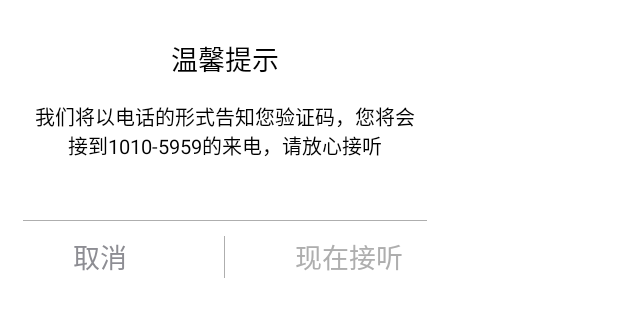
After one commit to ChenBabys/DingdingTimeStatistics, an Android app: the layout dialog_confirm.xml on its own in the app's theme, with its tools: preview values and no code run, on a phone screen of 412 x 824 dp. The commit adds this screen. Shown: the top 317 px of the screen. Run offline under Robolectric (Android 15) with nearby library versions, the light colour scheme and no system bars.

```diff
--- a/app/build.gradle
+++ b/app/build.gradle
@@ -98,4 +98,8 @@ dependencies {
     implementation "androidx.swiperefreshlayout:swiperefreshlayout:1.1.0"
     //腾讯mmkv
     implementation 'com.tencent:mmkv-static:1.2.6'
+    //年月日选择器
+    implementation 'com.contrarywind:Android-PickerView:4.1.9'
+    //弹窗控件
+    implementation 'com.github.goweii:AnyLayer:4.1.4-androidx'
 }
--- a/app/src/main/java/com/chenbabys/dingdingtimestatistics/ui/main/DateEntity.kt
+++ b/app/src/main/java/com/chenbabys/dingdingtimestatistics/ui/main/DateEntity.kt
@@ -15,7 +15,6 @@ data class DateEntity(
     var endTime: String? = null,//下班时间
 
 ) {
-    private val monthAndDayFormat = SimpleDateFormat("MM-dd")
 
     /**
      * 获取星期的格式化
@@ -45,6 +44,7 @@ data class DateEntity(
      * 格式化成mm:dd日期
      */
     fun getFotMatMonthDay(myDate: Date): String {
+        val monthAndDayFormat = SimpleDateFormat("MM-dd")
         return monthAndDayFormat.format(myDate)
     }
 }
--- /dev/null
+++ b/app/src/main/res/drawable/shape_r12_white.xml
@@ -0,0 +1,5 @@
+<?xml version="1.0" encoding="utf-8"?>
+<shape xmlns:android="http://schemas.android.com/apk/res/android">
+    <corners android:radius="12dp"/>
+    <solid android:color="@color/white"/>
+</shape>
--- /dev/null
+++ b/app/src/main/res/layout/dialog_confirm.xml
@@ -0,0 +1,75 @@
+<?xml version="1.0" encoding="utf-8"?>
+<androidx.appcompat.widget.LinearLayoutCompat xmlns:android="http://schemas.android.com/apk/res/android"
+    xmlns:app="http://schemas.android.com/apk/res-auto"
+    android:layout_width="300dp"
+    android:background="@drawable/shape_r12_white"
+    android:layout_height="wrap_content"
+    android:orientation="vertical">
+
+    <TextView
+        android:id="@+id/tv_title"
+        android:layout_width="wrap_content"
+        android:layout_height="wrap_content"
+        android:layout_gravity="center_horizontal"
+        android:layout_marginTop="25dp"
+        android:text="温馨提示"
+        android:textColor="@color/black"
+        android:textSize="18dp" />
+
+    <TextView
+        android:id="@+id/tv_message"
+        android:layout_width="wrap_content"
+        android:layout_height="wrap_content"
+        android:layout_gravity="center_horizontal"
+        android:layout_marginLeft="21dp"
+        android:layout_marginTop="15dp"
+        android:layout_marginRight="21dp"
+        android:gravity="center_horizontal"
+        android:text="我们将以电话的形式告知您验证码，您将会接到1010-5959的来电，请放心接听"
+        android:textColor="@color/black"
+        android:textSize="13.5dp" />
+
+    <View
+        android:layout_width="match_parent"
+        android:layout_height="0.5dp"
+        android:layout_marginLeft="15dp"
+        android:layout_marginTop="40dp"
+        android:layout_marginRight="15dp"
+        android:background="@color/gray" />
+
+    <LinearLayout
+        android:layout_width="match_parent"
+        android:layout_height="48dp"
+        android:gravity="center_horizontal"
+        android:orientation="horizontal">
+
+        <TextView
+            android:id="@+id/tv_cancel"
+            android:layout_width="0dp"
+            android:layout_height="match_parent"
+            android:layout_weight="1"
+            android:gravity="center"
+            android:text="取消"
+            android:textColor="#ff8d8d93"
+            android:textSize="18sp" />
+
+        <View
+            android:id="@+id/line"
+            android:layout_width="0.5dp"
+            android:layout_height="28dp"
+            android:layout_marginLeft="15dp"
+            android:layout_marginTop="10dp"
+            android:layout_marginRight="15dp"
+            android:background="@color/gray" />
+
+        <TextView
+            android:id="@+id/tv_confirm"
+            android:layout_width="0dp"
+            android:layout_height="match_parent"
+            android:layout_weight="1"
+            android:gravity="center"
+            android:text="现在接听"
+            android:textColor="@color/gray"
+            android:textSize="18sp" />
+    </LinearLayout>
+</androidx.appcompat.widget.LinearLayoutCompat>
```
Also changed, not shown: app/src/main/java/com/chenbabys/dingdingtimestatistics/MainActivity.kt (+54 -5 lines), app/src/main/java/com/chenbabys/dingdingtimestatistics/ui/main/MainListAdapter.kt (+41 -31 lines), app/src/main/java/com/chenbabys/dingdingtimestatistics/util/DialogUtils.kt (added, +66 -0 lines), app/src/main/res/drawable/bg_dialog_title.xml (added, +7 -0 lines), app/src/main/res/layout/item_main_list_view.xml (+4 -3 lines), app/src/main/res/layout/pickview_costom_time.xml (added, +105 -0 lines).
